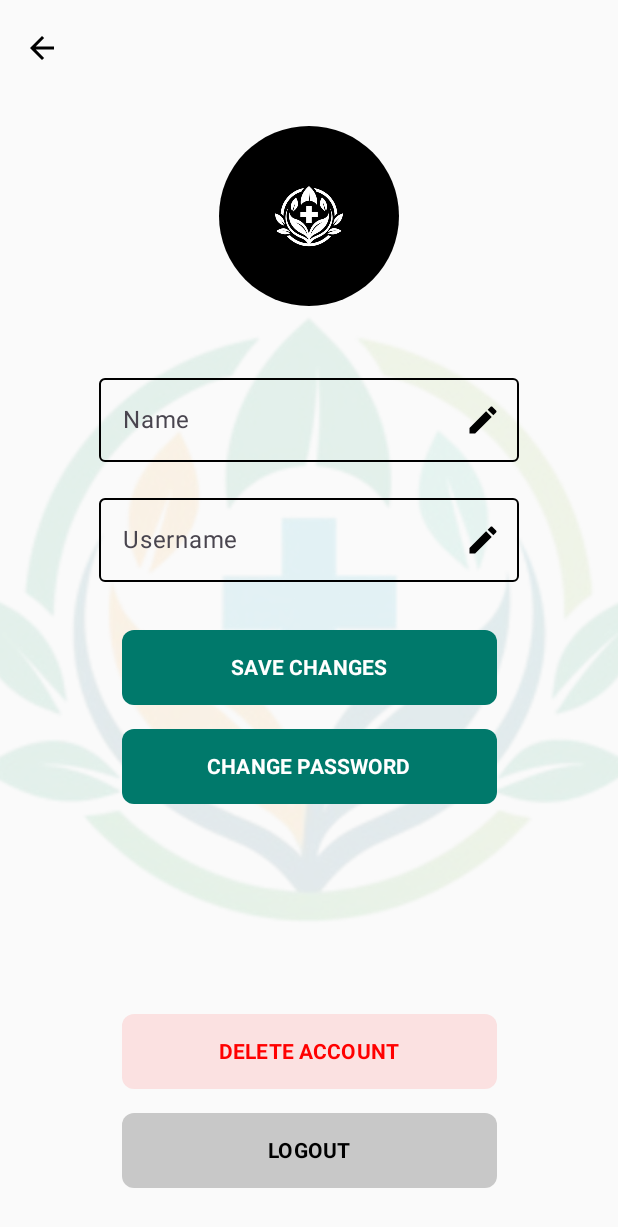
After one commit to poksyy/hospital-project-frontend, an Android app built with Jetpack Compose: the ProfileScreen screen opened through its navigation route, on a phone screen of 412 x 824 dp. The commit adds this screen. Shown: the top 1227 px of the screen. Run offline under Robolectric (Android 15) with nearby library versions, the phone set to English and light mode, and no system bars.

Commit message:
Working on ProfileViewModel.

```diff
--- a/app/build.gradle.kts
+++ b/app/build.gradle.kts
@@ -54,7 +54,8 @@ dependencies {
     implementation(libs.androidx.lifecycle.runtime.ktx) // Lifecycle extensions for Kotlin
 
     // Core AndroidX library
-    implementation(libs.androidx.core.ktx) // Kotlin extensions for Android Core
+    implementation(libs.androidx.core.ktx)
+    implementation(libs.androidx.navigation.compose) // Kotlin extensions for Android Core
 
     // Testing dependencies
     testImplementation(libs.junit) // Unit testing framework
--- a/app/src/main/java/com/example/hospital/data/api/Nurse.kt
+++ b/app/src/main/java/com/example/hospital/data/api/Nurse.kt
@@ -5,5 +5,5 @@ data class Nurse(
     val name: String = "",
     val user: String = "",
     val password: String = "",
-    val profile_image: String? = null
+    val profileImage: String? = null
 )
--- a/app/src/main/java/com/example/hospital/ui/home/HomeScreen.kt
+++ b/app/src/main/java/com/example/hospital/ui/home/HomeScreen.kt
@@ -21,6 +21,7 @@ import androidx.navigation.compose.composable
 import androidx.navigation.compose.rememberNavController
 import com.example.hospital.R
 import com.example.hospital.ui.auth.LoginScreen
+import com.example.hospital.ui.profile.ProfileScreen
 import com.example.hospital.ui.auth.RegisterScreen
 import com.example.hospital.ui.nurses.list.ListScreen
 import com.example.hospital.ui.nurses.search.SearchScreen
@@ -65,8 +66,8 @@ fun AppNavigation() {
         }
 
         composable("search") { SearchScreen(onBackPressed = { navController.popBackStack() }) }
-
         composable("list") { ListScreen(onBackPressed = { navController.popBackStack() }) }
+        composable("profile") { ProfileScreen(onBackPressed = { navController.popBackStack() }) }
     }
 }
 
@@ -78,11 +79,14 @@ fun MainScreen(
 ) {
     var showListScreen by remember { mutableStateOf(false) }
     var showSearchScreen by remember { mutableStateOf(false) }
+    var showUserScreen by remember { mutableStateOf(false) }
 
     val onBackPressed: () -> Unit = {
         if (showListScreen) {
             showListScreen = false
         } else if (showSearchScreen) {
+            showSearchScreen = false
+        } else if (showUserScreen) {
             showSearchScreen = false
         }
     }
@@ -94,6 +98,9 @@ fun MainScreen(
             }
             showSearchScreen -> {
                 SearchScreen(onBackPressed = onBackPressed)
+            }
+            showUserScreen -> {
+                ProfileScreen(onBackPressed = onBackPressed)
             }
             else -> {
                 Column(
@@ -128,6 +135,7 @@ fun MainScreen(
                     // Buttons for navigating to different screens
                     MainScreenButton(text = "Search Nurses", onClick = { showSearchScreen = true })
                     MainScreenButton(text = "List of Nurses", onClick = { showListScreen = true })
+                    MainScreenButton(text = "Profile", onClick = { showUserScreen = true })
 
                     Spacer(modifier = Modifier.height(16.dp))
 
--- /dev/null
+++ b/app/src/main/java/com/example/hospital/ui/profile/ProfileScreen.kt
@@ -0,0 +1,217 @@
+package com.example.hospital.ui.profile
+
+import androidx.compose.foundation.Image
+import androidx.compose.foundation.background
+import androidx.compose.foundation.layout.*
+import androidx.compose.foundation.shape.CircleShape
+import androidx.compose.foundation.shape.RoundedCornerShape
+import androidx.compose.material.icons.Icons
+import androidx.compose.material.icons.automirrored.filled.ArrowBack
+import androidx.compose.material.icons.filled.Edit
+import androidx.compose.material3.*
+import androidx.compose.runtime.*
+import androidx.compose.ui.Alignment
+import androidx.compose.ui.Modifier
+import androidx.compose.ui.draw.alpha
+import androidx.compose.ui.draw.clip
+import androidx.compose.ui.graphics.Color
+import androidx.compose.ui.res.painterResource
+import androidx.compose.ui.text.font.FontWeight
+import androidx.compose.ui.unit.dp
+import androidx.lifecycle.viewmodel.compose.viewModel
+import androidx.compose.material3.Icon
+import androidx.compose.ui.layout.ContentScale
+import androidx.compose.ui.zIndex
+import com.example.hospital.R
+import com.example.hospital.ui.theme.PrimaryColor
+
+@OptIn(ExperimentalMaterial3Api::class)
+@Composable
+fun ProfileScreen(
+    modifier: Modifier = Modifier,
+    viewModel: ProfileViewModel = viewModel(),
+    onBackPressed: () -> Unit
+) {
+    val nurse by viewModel.nurse.collectAsState()
+
+    Box(modifier = Modifier.fillMaxSize()) {
+        // Background Logo
+        Image(
+            painter = painterResource(id = R.drawable.hospital_logo),
+            contentDescription = null,
+            modifier = Modifier
+                .size(600.dp) // Ajusta el tamaño específico
+                .align(Alignment.Center)
+                .alpha(0.1f),
+            contentScale = ContentScale.Crop // Ajusta el contenido a la caja
+        )
+    }
+
+        Column(
+            modifier = Modifier
+                .fillMaxSize()
+                .zIndex(1f)
+        ) {
+            TopAppBar(
+                title = { },
+                navigationIcon = {
+                    IconButton(onClick = onBackPressed) {
+                        Icon(
+                            imageVector = Icons.AutoMirrored.Filled.ArrowBack,
+                            contentDescription = "Back"
+                        )
+                    }
+                },
+                colors = TopAppBarDefaults.topAppBarColors(
+                    containerColor = Color.Transparent,
+                    navigationIconContentColor = Color.Black
+                )
+            )
+
+            Column(
+                modifier = modifier
+                    .fillMaxSize()
+                    .padding(horizontal = 24.dp),
+                horizontalAlignment = Alignment.CenterHorizontally
+            ) {
+                Spacer(modifier = Modifier.height(20.dp))
+
+                // Profile Picture
+                Box(
+                    modifier = Modifier
+                        .size(120.dp)
+                        .clip(CircleShape)
+                        .background(Color.Black),
+                    contentAlignment = Alignment.Center
+                ) {
+                    Icon(
+                        painter = painterResource(id = R.drawable.hospital_logo),
+                        contentDescription = "Hospital Logo",
+                        modifier = Modifier.size(60.dp),
+                        tint = Color.White
+                    )
+                }
+
+                Spacer(modifier = Modifier.height(40.dp))
+
+                // Profile Fields
+                OutlinedTextField(
+                    value = nurse?.name ?: "",
+                    onValueChange = { },
+                    label = { Text("Name") },
+                    modifier = Modifier.width(280.dp),
+                    colors = OutlinedTextFieldDefaults.colors(
+                        unfocusedBorderColor = Color.Black,
+                        focusedBorderColor = PrimaryColor
+                    ),
+                    trailingIcon = {
+                        Icon(
+                            imageVector = Icons.Default.Edit,
+                            contentDescription = "Edit Name",
+                            tint = Color.Black
+                        )
+                    }
+                )
+
+                Spacer(modifier = Modifier.height(16.dp))
+
+                OutlinedTextField(
+                    value = nurse?.user ?: "",
+                    onValueChange = { },
+                    label = { Text("Username") },
+                    modifier = Modifier.width(280.dp),
+                    colors = OutlinedTextFieldDefaults.colors(
+                        unfocusedBorderColor = Color.Black,
+                        focusedBorderColor = PrimaryColor
+                    ),
+                    trailingIcon = {
+                        Icon(
+                            imageVector = Icons.Default.Edit,
+                            contentDescription = "Edit Username",
+                            tint = Color.Black
+                        )
+                    }
+                )
+
+                Spacer(modifier = Modifier.height(32.dp))
+
+                // Save Changes Button
+                Button(
+                    onClick = { /* TODO */ },
+                    modifier = Modifier
+                        .width(250.dp)
+                        .height(50.dp),
+                    colors = ButtonDefaults.buttonColors(
+                        containerColor = PrimaryColor
+                    ),
+                    shape = RoundedCornerShape(8.dp)
+                ) {
+                    Text(
+                        text = "SAVE CHANGES",
+                        fontWeight = FontWeight.Bold
+                    )
+                }
+
+                Spacer(modifier = Modifier.height(16.dp))
+
+                // Change Password Button
+                Button(
+                    onClick = { /* TODO */ },
+                    modifier = Modifier
+                        .width(250.dp)
+                        .height(50.dp),
+                    colors = ButtonDefaults.buttonColors(
+                        containerColor = PrimaryColor
+                    ),
+                    shape = RoundedCornerShape(8.dp)
+                ) {
+                    Text(
+                        text = "CHANGE PASSWORD",
+                        fontWeight = FontWeight.Bold
+                    )
+                }
+
+                Spacer(modifier = Modifier.weight(1f))
+
+                // Delete Account Button
+                Button(
+                    onClick = { /* TODO */ },
+                    modifier = Modifier
+                        .width(250.dp)
+                        .height(50.dp),
+                    colors = ButtonDefaults.buttonColors(
+                        containerColor = Color.Red.copy(alpha = 0.1f)
+                    ),
+                    shape = RoundedCornerShape(8.dp)
+                ) {
+                    Text(
+                        text = "DELETE ACCOUNT",
+                        color = Color.Red,
+                        fontWeight = FontWeight.Bold
+                    )
+                }
+
+                Spacer(modifier = Modifier.height(16.dp))
+
+                // Logout Button
+                Button(
+                    onClick = { /* TODO */ },
+                    modifier = Modifier
+                        .width(250.dp)
+                        .height(50.dp),
+                    colors = ButtonDefaults.buttonColors(
+                        containerColor = Color.Black.copy(alpha = 0.2f)
+                    ),
+                    shape = RoundedCornerShape(8.dp)
+                ) {
+                    Text(
+                        text = "LOGOUT",
+                        color = Color.Black,
+                        fontWeight = FontWeight.Bold
+                    )
+                }
+
+                Spacer(modifier = Modifier.height(32.dp))
+            }
+        }
+    }
--- /dev/null
+++ b/app/src/main/java/com/example/hospital/ui/profile/ProfileViewModel.kt
@@ -0,0 +1,152 @@
+package com.example.hospital.ui.profile
+
+import android.util.Log
+import androidx.lifecycle.ViewModel
+import androidx.lifecycle.viewModelScope
+import com.example.hospital.data.api.Nurse
+import com.example.hospital.data.api.RetrofitInstance
+import kotlinx.coroutines.flow.MutableStateFlow
+import kotlinx.coroutines.flow.StateFlow
+import kotlinx.coroutines.flow.asStateFlow
+import kotlinx.coroutines.launch
+
+class ProfileViewModel : ViewModel() {
+    private val _nurse = MutableStateFlow<Nurse?>(null)
+    val nurse: StateFlow<Nurse?> = _nurse.asStateFlow()
+
+    private val _isLoading = MutableStateFlow(false)
+    val isLoading: StateFlow<Boolean> = _isLoading.asStateFlow()
+
+    private val _error = MutableStateFlow<String?>(null)
+    val error: StateFlow<String?> = _error.asStateFlow()
+
+    init {
+        loadProfile()
+    }
+
+    private fun loadProfile() {
+        startLoading()
+        clearError()
+
+        // Example with nurseID 1
+        val nurseId = 1
+
+        viewModelScope.launch {
+            executeGetProfile(nurseId)
+        }
+    }
+
+    private suspend fun executeGetProfile(nurseId: Int) {
+        try {
+            val response = RetrofitInstance.api.getProfile(nurseId)
+            handleGetProfileResponse(response)
+        } catch (e: Exception) {
+            handleError("Error loading profile", e)
+        } finally {
+            stopLoading()
+        }
+    }
+
+    private fun handleGetProfileResponse(response: retrofit2.Response<Nurse>) {
+        if (response.isSuccessful) {
+            _nurse.value = response.body()
+            Log.d("ProfileViewModel", "Profile loaded successfully: ${response.body()}")
+        } else {
+            setError("Error loading profile: ${response.code()}")
+            Log.e("ProfileViewModel", "Error loading profile: ${response.code()}")
+        }
+    }
+
+    fun updateProfile(updatedNurse: Nurse) {
+        val currentNurseId = _nurse.value?.id
+        if (currentNurseId == null) {
+            setError("No nurse ID available")
+            return
+        }
+
+        startLoading()
+        clearError()
+
+        viewModelScope.launch {
+            executeUpdateProfile(currentNurseId, updatedNurse)
+        }
+    }
+
+    private suspend fun executeUpdateProfile(nurseId: Int, updatedNurse: Nurse) {
+        try {
+            val response = RetrofitInstance.api.updateNurse(nurseId, updatedNurse)
+            handleUpdateProfileResponse(response)
+        } catch (e: Exception) {
+            handleError("Error updating profile", e)
+        } finally {
+            stopLoading()
+        }
+    }
+
+    private fun handleUpdateProfileResponse(response: retrofit2.Response<Nurse>) {
+        if (response.isSuccessful) {
+            _nurse.value = response.body()
+            Log.d("ProfileViewModel", "Profile updated successfully: ${response.body()}")
+        } else {
+            setError("Error updating profile: ${response.code()}")
+            Log.e("ProfileViewModel", "Error updating profile: ${response.code()}")
+        }
+    }
+
+    fun deleteProfile() {
+        val currentNurseId = _nurse.value?.id
+        if (currentNurseId == null) {
+            setError("No nurse ID available")
+            return
+        }
+
+        startLoading()
+        clearError()
+
+        viewModelScope.launch {
+            executeDeleteProfile(currentNurseId)
+        }
+    }
+
+    private suspend fun executeDeleteProfile(nurseId: Int) {
+        try {
+            val response = RetrofitInstance.api.deleteNurse(nurseId)
+            handleDeleteProfileResponse(response)
+        } catch (e: Exception) {
+            handleError("Error deleting profile", e)
+        } finally {
+            stopLoading()
+        }
+    }
+
+    private fun handleDeleteProfileResponse(response: retrofit2.Response<String>) {
+        if (response.isSuccessful) {
+            _nurse.value = null
+            Log.d("ProfileViewModel", "Profile deleted successfully")
+        } else {
+            setError("Error deleting profile: ${response.code()}")
+            Log.e("ProfileViewModel", "Error deleting profile: ${response.code()}")
+        }
+    }
+
+    private fun startLoading() {
+        _isLoading.value = true
+    }
+
+    private fun stopLoading() {
+        _isLoading.value = false
+    }
+
+    private fun clearError() {
+        _error.value = null
+    }
+
+    private fun setError(message: String) {
+        _error.value = message
+    }
+
+    private fun handleError(message: String, e: Exception) {
+        setError("$message: ${e.message}")
+        Log.e("ProfileViewModel", message, e)
+    }
+}
--- a/gradle/libs.versions.toml
+++ b/gradle/libs.versions.toml
@@ -27,6 +27,7 @@ uiTestJunit4 = "1.7.5"
 uiTestManifest = "1.7.5"
 uiTooling = "1.7.5"
 uiToolingPreview = "1.7.5"
+navigationCompose = "2.8.5"
 
 [libraries]
 androidx-activity-compose-v180 = { module = "androidx.activity:activity-compose", version.ref = "activityComposeVersion" }
@@ -70,6 +71,7 @@ ui-test-junit4 = { module = "androidx.compose.ui:ui-test-junit4", version.ref =
 ui-test-manifest = { module = "androidx.compose.ui:ui-test-manifest", version.ref = "uiTestManifest" }
 ui-tooling = { module = "androidx.compose.ui:ui-tooling", version.ref = "uiTooling" }
 ui-tooling-preview = { module = "androidx.compose.ui:ui-tooling-preview", version.ref = "uiToolingPreview" }
+androidx-navigation-compose = { group = "androidx.navigation", name = "navigation-compose", version.ref = "navigationCompose" }
 
 [plugins]
 android-application = { id = "com.android.application", version.ref = "agp" }
```
